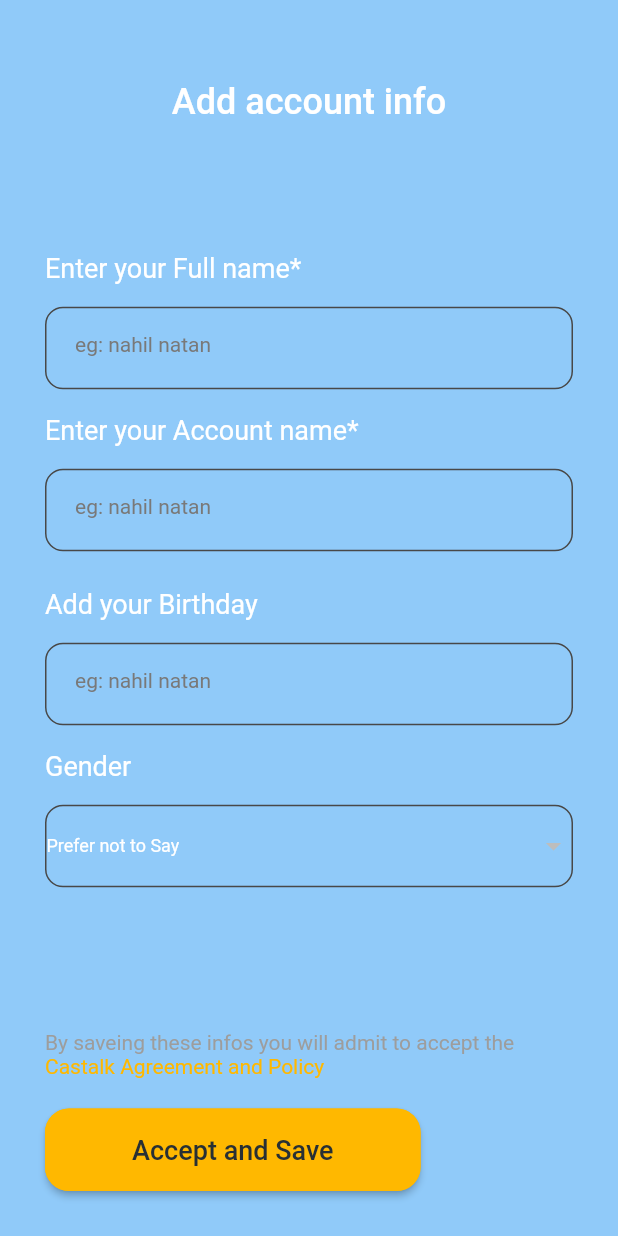
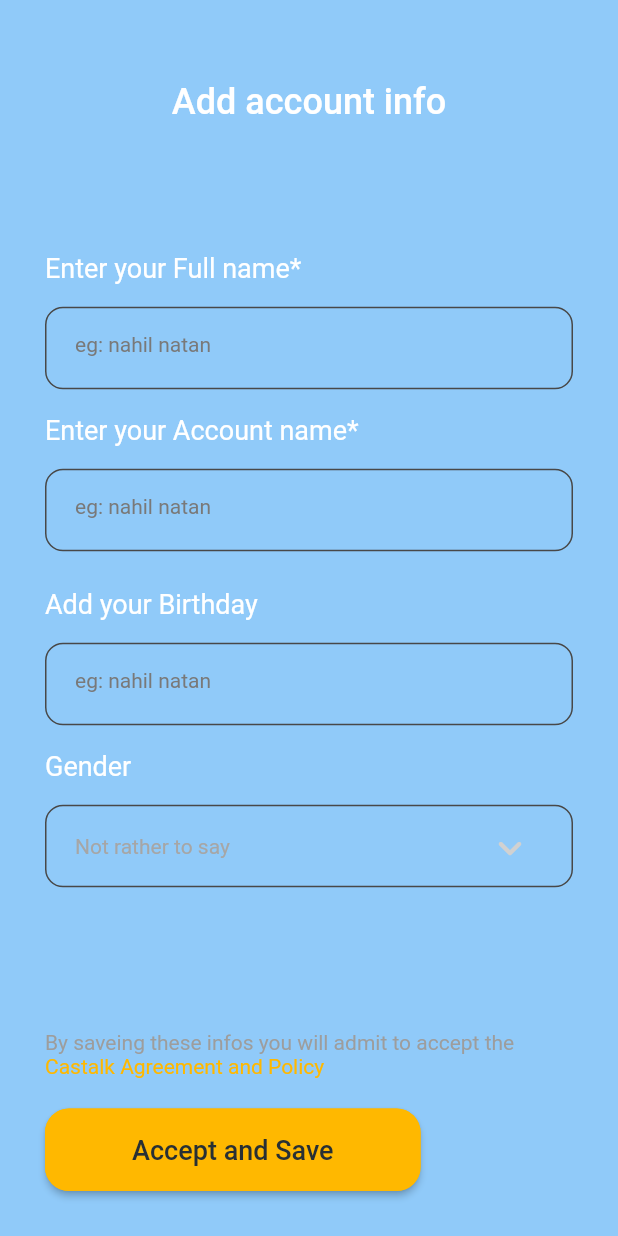
Before and after one commit to M4RZB4Ni/Castalk, a Flutter app: the screen it shows after launch, on a phone screen of 412 x 824 dp. Run offline on Flutter 3.47's test engine with Material 2 defaults, Android fonts, the phone set to English and light mode, and no system bars; our stand-ins replace pin_code_fields, smooth_page_indicator.

Commit message:
add_account_info.dart is completed

```diff
--- a/lib/view/add_account_info.dart
+++ b/lib/view/add_account_info.dart
@@ -15,10 +15,17 @@ class AddAccountInfo extends StatefulWidget{
 
 class AddAccountInfoState extends State<AddAccountInfo>{
 
-  List<dynamic> cCodes=["Prefer not to Say","Male","Female"];
+  List<String> cCodes=["Not rather to say","Male","Female"];
   static const TextStyle dropStyle=TextStyle(color: Colors.white,fontSize: 12,fontWeight: FontWeight.w400);
   TextEditingController numberController=TextEditingController();
   BoxDecoration boxDecorations=BoxDecoration(borderRadius: const BorderRadius.all(Radius.circular(12)),border: Border.all(width: 1,color: const Color(0xff484848)));
+  late String _genderValue;
+
+
+  @override
+  void initState() {
+    _genderValue=cCodes.first;
+  }
 
   @override
   Widget build(BuildContext context) {
@@ -95,15 +102,36 @@ class AddAccountInfoState extends State<AddAccountInfo>{
                   children: [
                     Text("Gender",style: Theme.of(context).textTheme.bodyText1),// Padding(
                       Padding(padding: const EdgeInsets.only(top: 15,bottom: 9),
-                      child: Container(height: 55,decoration:  boxDecorations,width: w,child: DropdownButtonHideUnderline(child: DropdownButton(style: dropStyle,items:cCodes.map((e) => DropdownMenuItem(child: Text(e.toString(),style: dropStyle,textDirection: TextDirection.ltr))).toList() ))),
+                      child: Container(height: 55,decoration:  boxDecorations,width: w,child: DropdownButtonHideUnderline(
+                        child:  Padding(
+                          padding: const EdgeInsets.only(top: 12,bottom: 12,left: 19),
+                          child: Theme(data: Theme.of(context).copyWith(
+                            canvasColor: Theme.of(context).backgroundColor),
+                              child: DropdownButton<String>(
+                                icon: const Padding(
+                                  padding: EdgeInsets.only(right: 25),
+                                  child: Icon(Icons.keyboard_arrow_down_rounded,color: Color(0xffD1D1D1),size: 32,),
+                                ),
+                                isDense: false,
+                                value: _genderValue,
+                              style: Theme.of(context).textTheme.bodyText2,
+                              items: cCodes.map((e) => DropdownMenuItem(child: Text(e,style: Theme.of(context).textTheme.bodyText2),value: e,)).toList(),
+                              onChanged: (value) {
+                                setState(() {
+                                  // selectedActivity = value;
+                                  _genderValue=value!;
+                                  debugPrint('album choose-> $value');
+
+
+                                });
+                              })),
+                        )
+                      )),
                     ),
                   ],
                 ),
 
-                // Padding(
-                //   padding: const EdgeInsets.only(top: 15,bottom: 9),
-                //   child: Container(height: 55,decoration:  boxDecorations,width: w,child: DropdownButtonHideUnderline(child: DropdownButton(style: dropStyle,items:cCodes.map((e) => DropdownMenuItem(child: Text(e.toString(),style: dropStyle,textDirection: TextDirection.ltr))).toList() ))),
-                // ),
+
 
               ],
             ),
```
